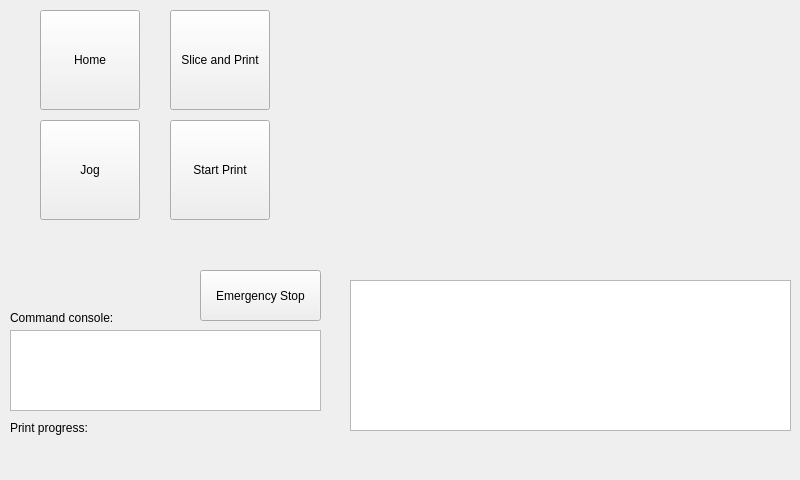
The window that mainwindow.ui (Jacobmose/Bachelor) describes before a commit, drawn with Qt 5.
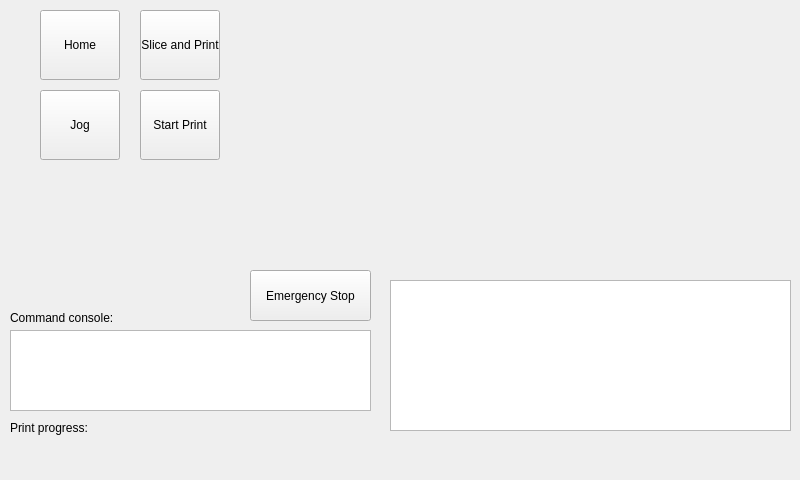
The same window after the commit. Custom widgets are drawn as their Qt base class.

Patch:
```diff
--- a/mainwindow.ui
+++ b/mainwindow.ui
@@ -19,7 +19,7 @@
      <rect>
       <x>10</x>
       <y>330</y>
-      <width>311</width>
+      <width>361</width>
       <height>81</height>
      </rect>
     </property>
@@ -29,8 +29,8 @@
      <rect>
       <x>40</x>
       <y>10</y>
-      <width>100</width>
-      <height>100</height>
+      <width>80</width>
+      <height>70</height>
      </rect>
     </property>
     <property name="text">
@@ -40,10 +40,10 @@
    <widget class="QPushButton" name="btnSliceAndPrint">
     <property name="geometry">
      <rect>
-      <x>170</x>
+      <x>140</x>
       <y>10</y>
-      <width>100</width>
-      <height>100</height>
+      <width>80</width>
+      <height>70</height>
      </rect>
     </property>
     <property name="text">
@@ -53,7 +53,7 @@
    <widget class="QPushButton" name="btnEmergencyStop">
     <property name="geometry">
      <rect>
-      <x>200</x>
+      <x>250</x>
       <y>270</y>
       <width>121</width>
       <height>51</height>
@@ -66,10 +66,10 @@
    <widget class="QPushButton" name="btnStartPrint">
     <property name="geometry">
      <rect>
-      <x>170</x>
-      <y>120</y>
-      <width>100</width>
-      <height>100</height>
+      <x>140</x>
+      <y>90</y>
+      <width>80</width>
+      <height>70</height>
      </rect>
     </property>
     <property name="text">
@@ -80,9 +80,9 @@
     <property name="geometry">
      <rect>
       <x>40</x>
-      <y>120</y>
-      <width>100</width>
-      <height>100</height>
+      <y>90</y>
+      <width>80</width>
+      <height>70</height>
      </rect>
     </property>
     <property name="text">
@@ -129,9 +129,9 @@
    <widget class="BrowseFiguresWidget" name="lwBrowseFigures">
     <property name="geometry">
      <rect>
-      <x>350</x>
+      <x>390</x>
       <y>280</y>
-      <width>441</width>
+      <width>401</width>
       <height>151</height>
      </rect>
     </property>
@@ -139,14 +139,25 @@
    <widget class="QWidget" name="verticalLayoutWidget_2">
     <property name="geometry">
      <rect>
-      <x>349</x>
+      <x>389</x>
       <y>9</y>
-      <width>441</width>
+      <width>401</width>
       <height>261</height>
      </rect>
     </property>
     <layout class="QVBoxLayout" name="showFigureLayout"/>
    </widget>
+   <widget class="QWidget" name="verticalLayoutWidget_3">
+    <property name="geometry">
+     <rect>
+      <x>40</x>
+      <y>190</y>
+      <width>191</width>
+      <height>111</height>
+     </rect>
+    </property>
+    <layout class="QVBoxLayout" name="verticalLayout"/>
+   </widget>
   </widget>
  </widget>
  <layoutdefault spacing="6" margin="11"/>
```
